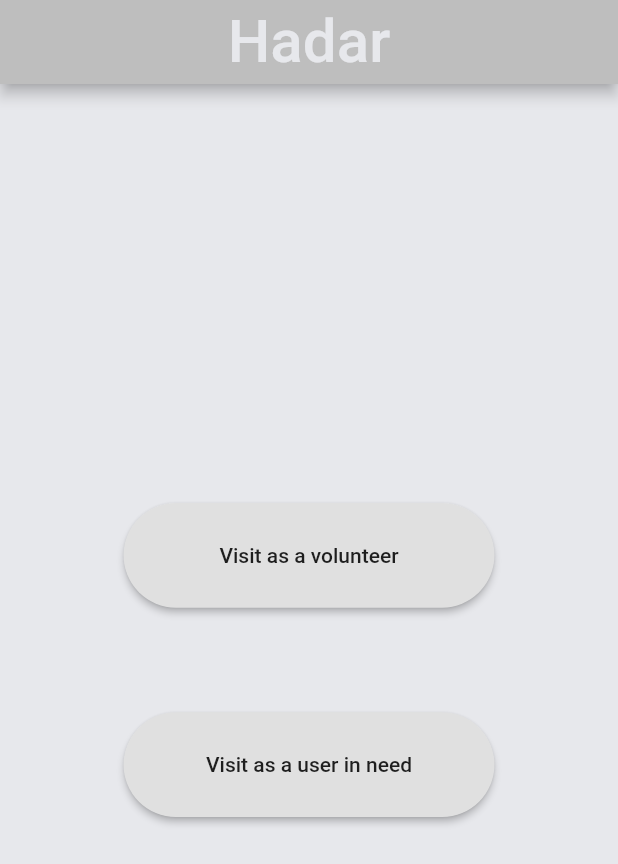
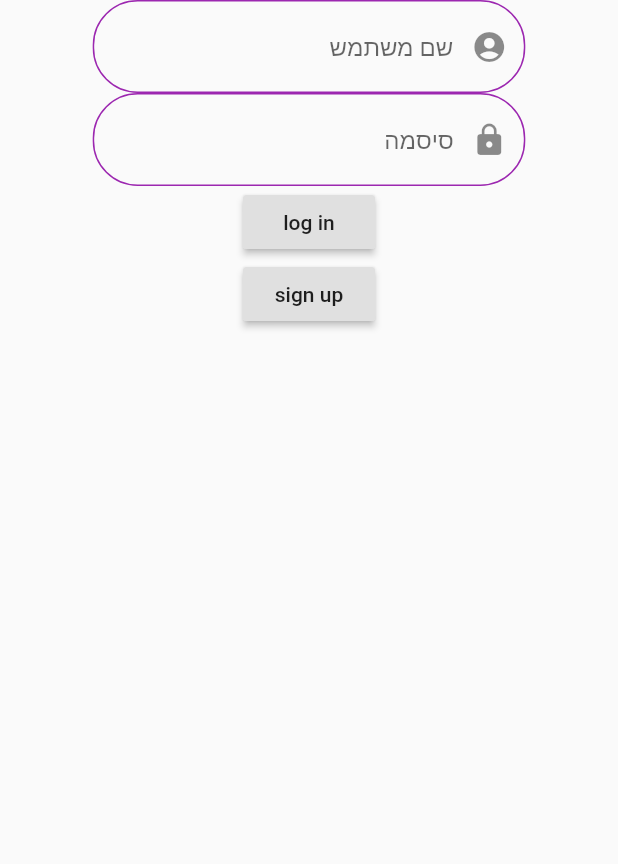
Before and after one commit to haitham-kablan/HadarSocialNetwork, a Flutter app: the screen it shows after launch, on a phone screen of 412 x 824 dp. Shown: the top 864 px of the screen. Run offline on Flutter 3.47's test engine with Material 2 defaults, Android fonts, the phone set to English and light mode, and no system bars; our stand-ins replace cloud_firestore, firebase_core, jiffy; missing offline and left inert: item_selector; accounts and stored records are empty.

Commit message:
made login page and reigetser pagfe

```diff
--- /dev/null
+++ b/hadar/lib/Design/text_feilds/custom_text_feild.dart
@@ -0,0 +1,43 @@
+import 'package:flutter/material.dart';
+
+class Custom_Text_feild extends StatefulWidget {
+  Icon icon;
+  String hint;
+  Color border_color;
+  Color on_tap_color;
+  Custom_Text_feild(this.hint,this.icon,this.border_color,this.on_tap_color);
+  @override
+  _Custom_Text_feildState createState() => _Custom_Text_feildState(hint,icon,border_color,on_tap_color);
+}
+
+class _Custom_Text_feildState extends State<Custom_Text_feild> {
+
+  Icon icon;
+  String hint;
+  Color border_color;
+  Color on_tap_color;
+  _Custom_Text_feildState(this.hint,this.icon,this.border_color,this.on_tap_color);
+
+  @override
+  Widget build(BuildContext context) {
+    return FractionallySizedBox(
+      widthFactor: 0.7,
+      child: TextField(
+        textAlign:TextAlign.right,
+        decoration: InputDecoration(
+          enabledBorder: OutlineInputBorder(
+            borderRadius: BorderRadius.circular(30),
+            borderSide: BorderSide(color: border_color),
+          ),
+          focusedBorder: OutlineInputBorder(
+            borderRadius: BorderRadius.circular(30),
+            borderSide: BorderSide(color: on_tap_color),
+          ),
+          suffixIcon: icon,
+          hintText: hint,
+        ),
+      ),
+    );
+  }
+
+}
--- a/hadar/lib/main.dart
+++ b/hadar/lib/main.dart
@@ -5,6 +5,7 @@ import 'package:hadar/Design/basicTools.dart';
 
 import 'package:hadar/services/DataBaseServices.dart';
 import 'package:hadar/feeds/helper_feed.dart';
+import 'package:hadar/services/authentication/LogInPage.dart';
 import 'package:hadar/user_inneed_feed.dart';
 import 'package:hadar/users/RegisteredUser.dart';
 import 'package:hadar/users/User.dart';
@@ -26,7 +27,7 @@ void main() async {
   await Firebase.initializeApp();
 
   runApp(MaterialApp(
-    home: ForNow(),
+    home: LogInPage(),
   ));
 }
 
--- /dev/null
+++ b/hadar/lib/services/authentication/LogInPage.dart
@@ -0,0 +1,37 @@
+
+import 'package:flutter/material.dart';
+import 'package:hadar/Design/text_feilds/custom_text_feild.dart';
+import 'package:hadar/services/authentication/ReigsterPage.dart';
+
+class LogInPage extends StatefulWidget {
+  @override
+  _LogInPageState createState() => _LogInPageState();
+}
+
+class _LogInPageState extends State<LogInPage> {
+  @override
+  Widget build(BuildContext context) {
+    return Scaffold(
+      body: Center(
+        child: Column(
+          children: [
+            Custom_Text_feild('שם משתמש',Icon(Icons.account_circle_rounded),Colors.purple,Colors.orange),
+            Custom_Text_feild('סיסמה',Icon(Icons.lock),Colors.purple,Colors.orange),
+            RaisedButton(
+              onPressed: () {  },
+              child: Text('log in'),
+            ),
+            RaisedButton(
+              onPressed: () {
+                Navigator.push(
+                    context,
+                    MaterialPageRoute(builder: (context) => ReigesterPage()));
+              },
+              child: Text('sign up'),
+            ),
+          ],
+        ),
+      ),
+    );
+  }
+}
--- a/hadar/pubspec.yaml
+++ b/hadar/pubspec.yaml
@@ -36,6 +36,7 @@ dependencies:
   jiffy: ^3.0.1
   firebase_auth: ^0.18.4+1
   google_sign_in: ^4.5.6
+  item_selector: ^0.1.1
 
 dev_dependencies:
   flutter_test:
```
Also changed, not shown: hadar/lib/services/authentication/ReigsterPage.dart (added, +40 -0 lines), hadar/lib/services/authentication/google_sign_in.dart (deleted), hadar/pubspec.lock, 1 other file.
